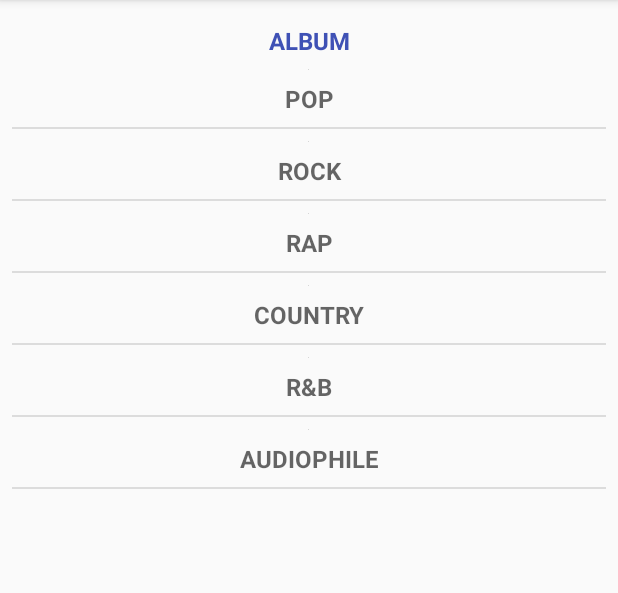
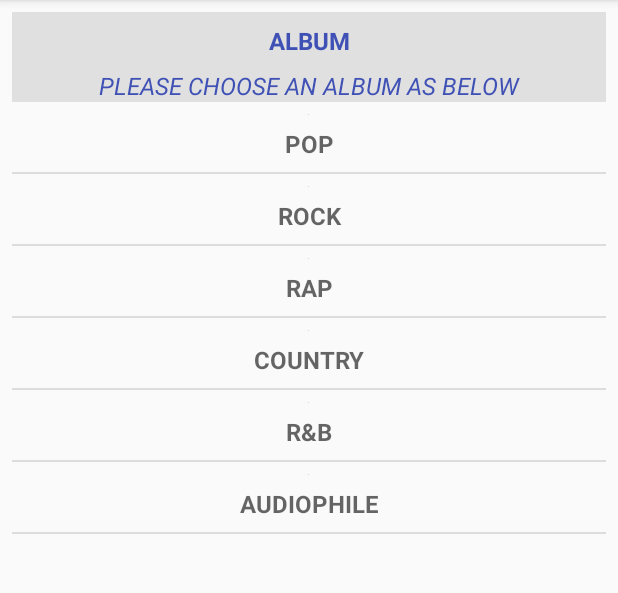
Before and after one commit to TienVNguyen/MusicPandoraProject, an Android app: the screen it shows after launch (AlbumsActivity), on a phone screen of 412 x 824 dp, the part 84-677 px from its top. Run offline under Robolectric (Android 15) with nearby library versions, the phone set to English and light mode, and no system bars; our stand-ins replace ButterKnife, Picasso; plain views replace workinfo; pictures from the network do not load.

Commit message:
Updated App
- Set the events directly through Views' listener instead of Butterknife's binding.
- Update layout for more details.

```diff
--- a/app/src/main/java/com/training/tiennguyen/musicpandora/AlbumsActivity.java
+++ b/app/src/main/java/com/training/tiennguyen/musicpandora/AlbumsActivity.java
@@ -10,6 +10,8 @@ package com.training.tiennguyen.musicpandora;
 import android.content.Intent;
 import android.os.Bundle;
 import android.support.v7.app.AppCompatActivity;
+import android.view.View;
+import android.widget.AdapterView;
 import android.widget.ListView;
 
 import com.training.tiennguyen.musicpandora.adapter.AlbumsAdapter;
@@ -22,7 +24,6 @@ import java.util.List;
 
 import butterknife.Bind;
 import butterknife.ButterKnife;
-import butterknife.OnItemClick;
 
 /**
  * AlbumsActivity
@@ -51,9 +52,22 @@ public class AlbumsActivity extends AppCompatActivity {
         albumList = AlbumsData.getAlbumsList();
         AlbumsAdapter albumsAdapter = new AlbumsAdapter(this, albumList);
         lvAlbum.setAdapter(albumsAdapter);
+
+        lvAlbum.setOnItemClickListener(new AdapterView.OnItemClickListener() {
+            @Override
+            public void onItemClick(AdapterView<?> adapterView, View view, int i, long l) {
+                Album album = albumList.get(i);
+
+                if (album != null) {
+                    Intent intent = new Intent(getApplicationContext(), SongsActivity.class);
+                    intent.putExtra(VariableConstants.INTENT_ALBUM_NAME, album.getName());
+                    startActivity(intent);
+                }
+            }
+        });
     }
 
-    @OnItemClick(R.id.lv_album)
+   /* @OnItemClick(R.id.lv_album)
     protected void onItemClickedAlbum(int position) {
         Album album = albumList.get(position);
 
@@ -62,5 +76,5 @@ public class AlbumsActivity extends AppCompatActivity {
             intent.putExtra(VariableConstants.INTENT_ALBUM_NAME, album.getName());
             startActivity(intent);
         }
-    }
+    }*/
 }
--- a/app/src/main/res/layout/activity_albums.xml
+++ b/app/src/main/res/layout/activity_albums.xml
@@ -12,11 +12,25 @@
     android:orientation="vertical"
     tools:context=".AlbumsActivity">
 
-    <TextView
-        style="@style/TextViewBasic"
-        android:text="@string/txt_album"
-        android:textAllCaps="true"
-        android:textColor="@color/colorPrimary" />
+    <LinearLayout
+        android:layout_width="match_parent"
+        android:layout_height="wrap_content"
+        android:background="@color/colorGrey"
+        android:orientation="vertical">
+
+        <TextView
+            style="@style/TextViewBasic"
+            android:text="@string/txt_album"
+            android:textAllCaps="true"
+            android:textColor="@color/colorPrimary" />
+
+        <TextView
+            style="@style/TextViewBasic"
+            android:text="@string/txt_album_choose"
+            android:textAllCaps="true"
+            android:textColor="@color/colorPrimary"
+            android:textStyle="italic" />
+    </LinearLayout>
 
     <ListView
         android:id="@+id/lv_album"
--- a/app/src/main/res/values/strings.xml
+++ b/app/src/main/res/values/strings.xml
@@ -8,8 +8,11 @@
 <resources>
     <string name="app_name">Music Pandora</string>
     <string name="txt_album">Album</string>
+    <string name="txt_album_choose">Please choose an Album as below</string>
     <string name="txt_song">Song</string>
+    <string name="txt_song_choose">Please choose an Song as below</string>
     <string name="txt_no_song">No Song</string>
     <string name="img_describe">Image</string>
     <string name="txt_1_song_link">Link</string>
+    <string name="txt_details_title">Song\'s Detail</string>
 </resources>
```
Also changed, not shown: app/src/main/java/com/training/tiennguyen/musicpandora/SongDetailsActivity.java (+15 -4 lines), app/src/main/java/com/training/tiennguyen/musicpandora/SongsActivity.java (+37 -8 lines), app/src/main/res/layout/activity_songs.xml (+20 -5 lines), app/src/main/res/layout/activity_songs_details.xml (+10 -1 lines), 2 other files.
